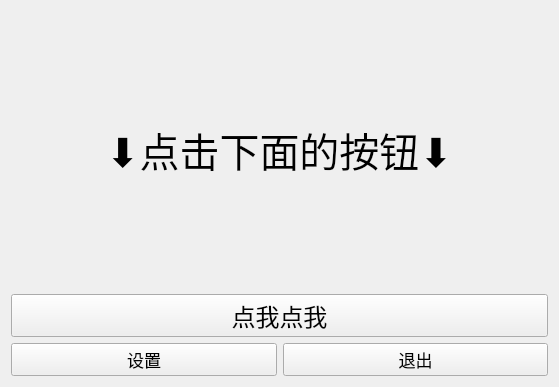
This is ui/generator.ui in planten-dev/Wosea as Qt 5 draws it before an edit. The edited form follows.
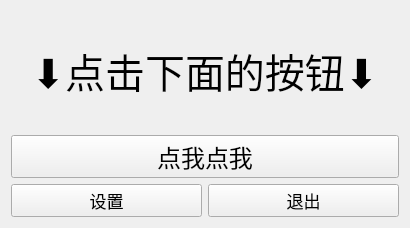
This is the edited form.

Commit message: ✨ feat(clock): 完成移动到菜单

Diff of the .ui file:
```diff
--- a/ui/generator.ui
+++ b/ui/generator.ui
@@ -6,8 +6,8 @@
    <rect>
     <x>0</x>
     <y>0</y>
-    <width>559</width>
-    <height>387</height>
+    <width>410</width>
+    <height>228</height>
    </rect>
   </property>
   <property name="windowTitle">
```
The commit also changes 1 other file.
